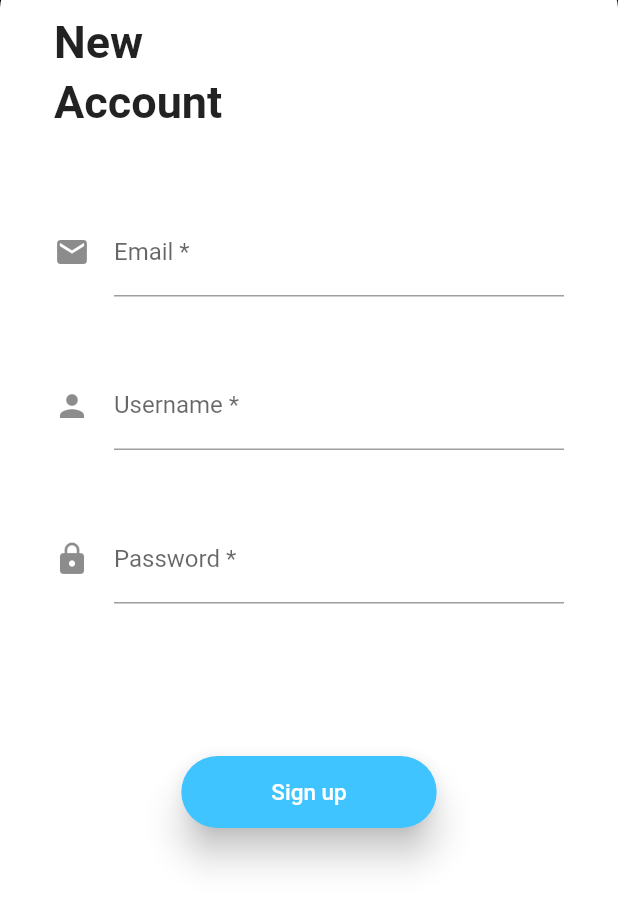
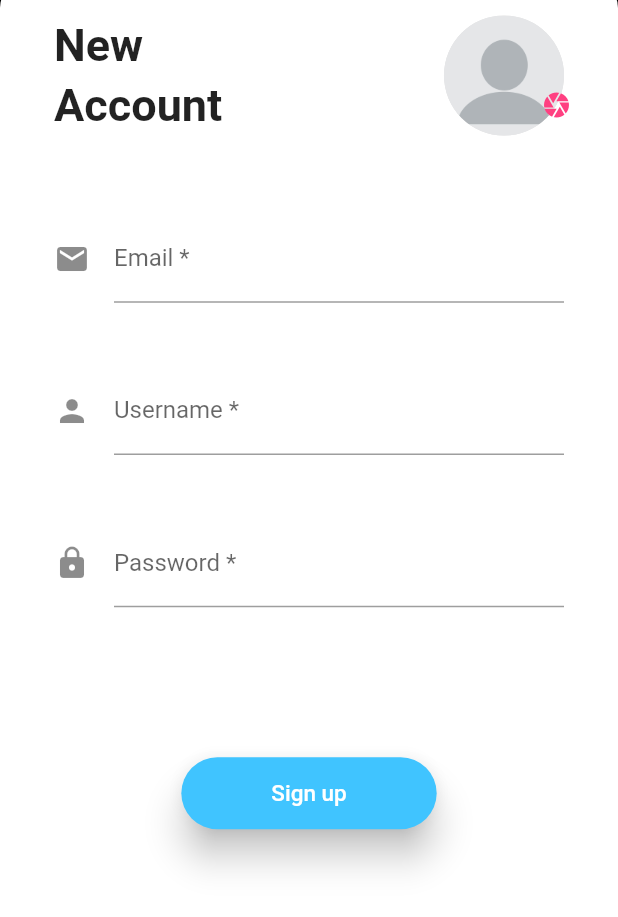
Before and after one commit to Ritik-code/e-chat-application, a Flutter app: the RegistrationScreen screen opened by its route, on a phone screen of 412 x 824 dp, the part 319-1236 px from its top. Run offline on Flutter 3.47's test engine with Material 2 defaults, Android fonts, the phone set to English and light mode, and no system bars; our stand-ins replace cloud_firestore, firebase_auth, firebase_core, font_awesome_flutter, image_picker, modal_progress_hud; accounts and stored records are empty.

Commit message:
added profile pic section in registration screen initially with a default profile pic and allowed user to set its own profile pic.

```diff
--- a/lib/main.dart
+++ b/lib/main.dart
@@ -18,7 +18,7 @@ class Comperio extends StatelessWidget {
   @override
   Widget build(BuildContext context) {
     return MaterialApp(
-      initialRoute: FeedbackScreen().id,
+      initialRoute: RegistrationScreen().id,
       routes: {
         ChatScreen().id: (context) => ChatScreen(),
         RegistrationScreen().id: (context) => RegistrationScreen(),
--- a/lib/screen/chat_screen.dart
+++ b/lib/screen/chat_screen.dart
@@ -130,9 +130,9 @@ class _ChatScreenState extends State<ChatScreen> {
                             ),
                             focusedBorder: OutlineInputBorder(
                               borderRadius:
-                              BorderRadius.all(Radius.circular(10.0)),
+                                  BorderRadius.all(Radius.circular(10.0)),
                               borderSide:
-                              BorderSide(color: Colors.lightBlueAccent),
+                                  BorderSide(color: Colors.lightBlueAccent),
                             ),
                           ),
                         ),
--- a/lib/screen/registration_screen.dart
+++ b/lib/screen/registration_screen.dart
@@ -1,3 +1,5 @@
+import 'dart:io';
+
 import 'package:cloud_firestore/cloud_firestore.dart' show FirebaseFirestore;
 import 'package:comperio/constants.dart';
 import 'package:comperio/screen/contacted_person_screen.dart';
@@ -5,6 +7,8 @@ import 'package:comperio/screen_app_logo.dart';
 import 'package:firebase_auth/firebase_auth.dart';
 import 'package:flutter/cupertino.dart';
 import 'package:flutter/material.dart';
+import 'package:flutter/widgets.dart';
+import 'package:image_picker/image_picker.dart';
 import 'package:modal_progress_hud/modal_progress_hud.dart';
 
 class RegistrationScreen extends StatefulWidget {
@@ -20,6 +24,18 @@ class _RegistrationScreenState extends State<RegistrationScreen> {
   String email;
   String username;
   String password;
+  File _image;
+
+  Future getImages() async {
+    PickedFile pickedFile =
+        await ImagePicker().getImage(source: ImageSource.gallery);
+    var image = File(pickedFile.path);
+
+    setState(() {
+      _image = image;
+      print('Image path $_image');
+    });
+  }
 
   void _addToDatabase(String userName) {
     List<String> splitList = username.split(" ");
@@ -31,10 +47,10 @@ class _RegistrationScreenState extends State<RegistrationScreen> {
       }
     }
     // print(indexList);
-    FirebaseFirestore.instance
-        .collection('users')
-        .doc()
-        .set({'username': userName, 'searchKeywords': indexList});
+    FirebaseFirestore.instance.collection('users').doc().set({
+      'username': userName,
+      'searchKeywords': indexList,
+    });
   }
 
   @override
@@ -88,6 +104,12 @@ class _RegistrationScreenState extends State<RegistrationScreen> {
                       child: Column(
                         crossAxisAlignment: CrossAxisAlignment.stretch,
                         children: <Widget>[
+                          Row(
+                            mainAxisAlignment: MainAxisAlignment.spaceBetween,
+                            children: [
+                              Column(
+                                crossAxisAlignment: CrossAxisAlignment.start,
+                                children: [
                                   Text(
                                     'New',
                                     style: KCardTextStyle,
@@ -98,6 +120,57 @@ class _RegistrationScreenState extends State<RegistrationScreen> {
                                   Text(
                                     'Account',
                                     style: KCardTextStyle,
+                                  ),
+                                ],
+                              ),
+                              Container(
+                                child: Stack(
+                                  alignment: Alignment.center,
+                                  overflow: Overflow.visible,
+                                  children: [
+                                    Container(
+                                      width: 80.0,
+                                      height: 80.0,
+                                      child: CircleAvatar(
+                                        radius: 40.0,
+                                        backgroundColor: Colors.black12,
+                                        child: ClipOval(
+                                          child: SizedBox(
+                                            width: 80.0,
+                                            height: 80.0,
+                                            child: (_image != null)
+                                                ? Image.file(
+                                              _image,
+                                              fit: BoxFit.fill,
+                                            )
+                                                : Image.asset(
+                                              'images/default-profile.jpg',
+                                              fit: BoxFit.fill,
+                                            ),
+                                          ),
+                                        ),
+                                      ),
+                                    ),
+                                    Positioned(
+                                      top: -1,
+                                      right: -30,
+                                      bottom: -40,
+                                      left: 40,
+                                      child: IconButton(
+                                        icon: Icon(
+                                          Icons.camera,
+                                          color: Colors.pinkAccent,
+                                          size: 20,
+                                        ),
+                                        onPressed: () {
+                                          getImages();
+                                        },
+                                      ),
+                                    ),
+                                  ],
+                                ),
+                              ),
+                            ],
                           ),
                           SizedBox(
                             height: 10.0,
--- a/pubspec.yaml
+++ b/pubspec.yaml
@@ -34,6 +34,7 @@ dependencies:
   firebase_auth: ^0.18.0+1
   cloud_firestore: ^0.14.0+2
   modal_progress_hud: ^0.1.3
+  image_picker: ^0.6.7+7
 
 dev_dependencies:
   flutter_test:
```
Also changed, not shown: images/default-profile.jpg (added), pubspec.lock. Lines whose indentation alone changed are shown as unchanged.
